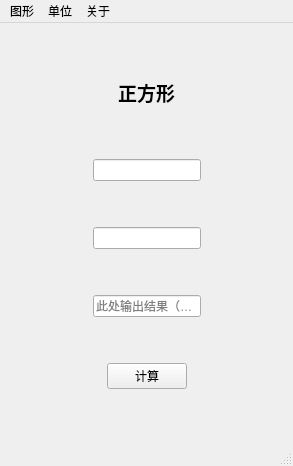
The window that AreaCalculatorPro/calculator.ui (Ethereal0621/AreaCalculator) describes before a commit, drawn with Qt 5.
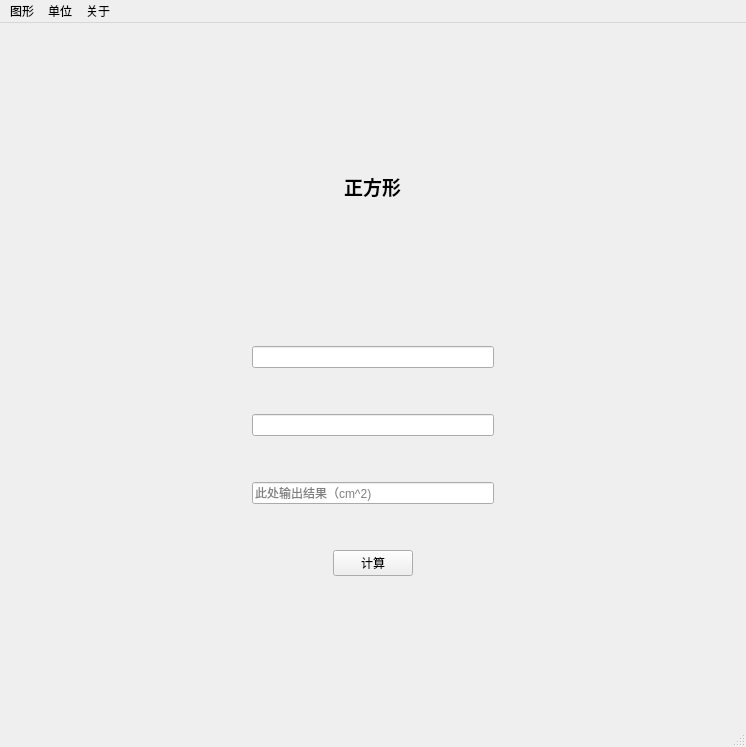
The same window after the commit. Icons and pictures are not drawn.

What changed in the file:
```diff
--- a/AreaCalculatorPro/calculator.ui
+++ b/AreaCalculatorPro/calculator.ui
@@ -6,8 +6,8 @@
    <rect>
     <x>0</x>
     <y>0</y>
-    <width>293</width>
-    <height>466</height>
+    <width>746</width>
+    <height>747</height>
    </rect>
   </property>
   <property name="sizePolicy">
@@ -272,8 +272,8 @@
     <rect>
      <x>0</x>
      <y>0</y>
-     <width>293</width>
-     <height>22</height>
+     <width>746</width>
+     <height>26</height>
     </rect>
    </property>
    <widget class="QMenu" name="graphics">
```
Left out of the diff: 7 changed lines with no effect on the pictures.
